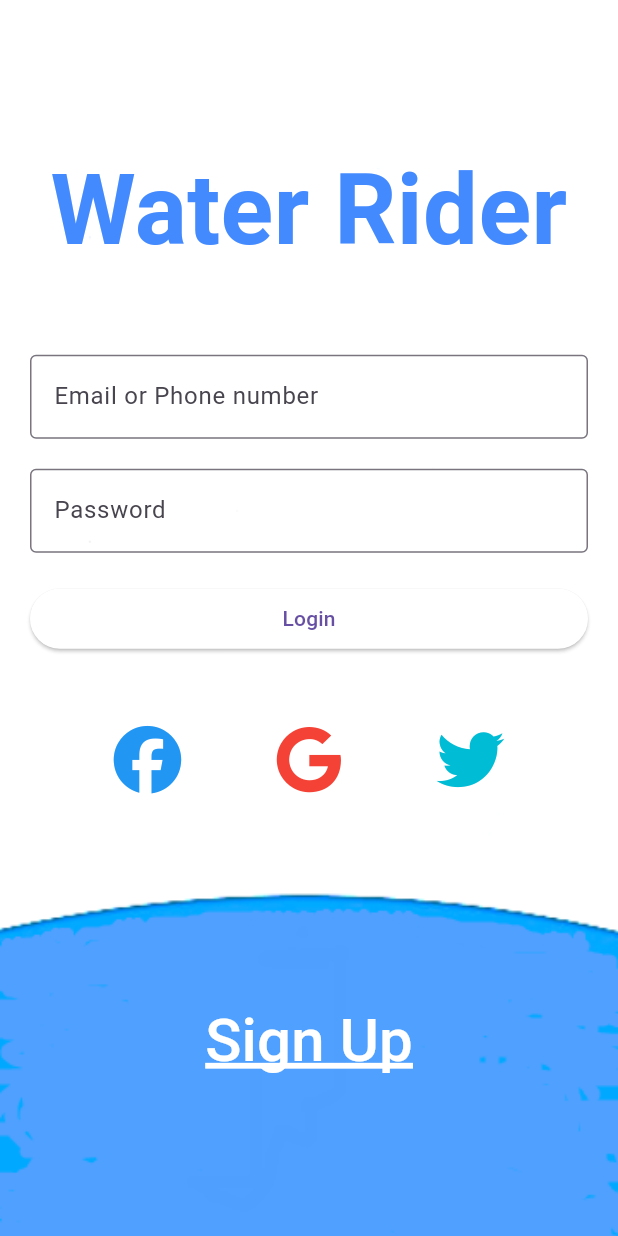
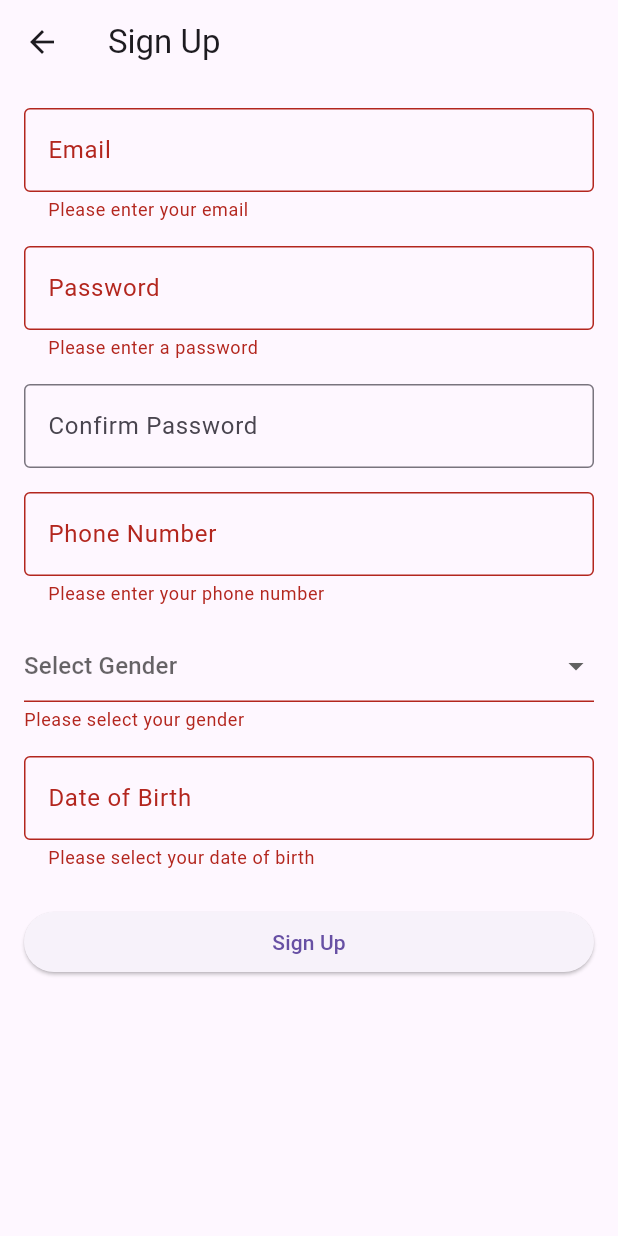
Before and after one commit to mohamed17803/waterriderdemo, a Flutter app: the screen it shows after launch, after a tap on "Sign Up", on a phone screen of 412 x 824 dp. Run offline on Flutter 3.47's test engine with Material 3 defaults, Android fonts, the phone set to English and light mode, and no system bars; our stand-ins replace font_awesome_flutter; Roboto replaces fonts that are missing (Pacifico).

Commit message:
SCRUM-42 git commit -m "SCRUM-42 <message>"

```diff
--- a/lib/main.dart
+++ b/lib/main.dart
@@ -1,28 +1,35 @@
 // ignore_for_file: unused_import
 
+// Importing necessary Flutter material components.
 import 'package:flutter/material.dart';
-import 'screens/login_screen.dart';
-import 'screens/splash_screen.dart';
+// Importing the sign-up screen used in the application.
+import 'screens/signup_screen.dart';
 
-
+// The main function is the entry point of the Flutter application.
 void main() {
   runApp(const MyApp());
 }
 
+// MyApp is the root widget of the application.
 class MyApp extends StatelessWidget {
+  // Constructor for MyApp with a key parameter.
   const MyApp({super.key});
 
   @override
+  // The build method describes the part of the user interface represented by this widget.
   Widget build(BuildContext context) {
     return MaterialApp(
+      // The title of the application, shown in the task manager.
       title: 'Water Riders',
+      // ThemeData allows defining the theme of the application.
       theme: ThemeData(
         primarySwatch: Colors.blue,
         visualDensity: VisualDensity.adaptivePlatformDensity,
-        fontFamily: 'Pacifico', // Apply 'Pacifico' font as the default for the app
+        // Setting a custom font for the entire application.
+        fontFamily: 'Pacifico',
       ),
-      // Set the initial route to SplashScreen
-      home: SplashScreen(), // Ensure SplashScreen is defined in splash_screen.dart
+      // The initial route that the app will display on startup.
+      home: const SignUpScreen(), // Set SignUpScreen as the home route
     );
   }
 }
--- a/lib/screens/signup_screen.dart
+++ b/lib/screens/signup_screen.dart
@@ -0,0 +1,185 @@
+
+import 'package:flutter/material.dart';
+import 'login_screen.dart'; // Import your login screen
+
+class SignUpScreen extends StatefulWidget {
+  final VoidCallback? onSignUpComplete;
+
+  const SignUpScreen({Key? key, this.onSignUpComplete}) : super(key: key);
+
+  @override
+  _SignUpScreenState createState() => _SignUpScreenState();
+}
+
+class _SignUpScreenState extends State<SignUpScreen> {
+  final _formKey = GlobalKey<FormState>();
+  final _emailController = TextEditingController();
+  final _passwordController = TextEditingController();
+  final _confirmPasswordController = TextEditingController();
+  final _phoneController = TextEditingController();
+  DateTime? _dateOfBirth; // For storing the date of birth
+
+  @override
+  void dispose() {
+    _emailController.dispose();
+    _passwordController.dispose();
+    _confirmPasswordController.dispose();
+    _phoneController.dispose();
+    super.dispose();
+  }
+
+  void _onSignUp() {
+    if (_formKey.currentState!.validate()) {
+      // Assuming this is where your sign-up logic would go
+      // ...
+
+      // Call the onSignUpComplete callback when the sign-up process is complete
+      widget.onSignUpComplete?.call();
+    }
+  }
+
+  Future<void> _selectDateOfBirth(BuildContext context) async {
+    final DateTime? picked = await showDatePicker(
+      context: context,
+      initialDate: _dateOfBirth ?? DateTime.now(),
+      firstDate: DateTime(1900),
+      lastDate: DateTime.now(),
+    );
+    if (picked != null && picked != _dateOfBirth) {
+      setState(() {
+        _dateOfBirth = picked;
+      });
+    }
+  }
+
+  @override
+  Widget build(BuildContext context) {
+    final size = MediaQuery.of(context).size;
+
+    return Scaffold(
+      appBar: AppBar(
+        title: const Text('Sign Up'),
+        leading: IconButton(
+          icon: const Icon(Icons.arrow_back),
+          onPressed: () => Navigator.pop(context),
+        ),
+      ),
+      body: SingleChildScrollView(
+        child: Container(
+          padding: const EdgeInsets.all(16.0),
+          child: Form(
+            key: _formKey,
+            child: Column(
+              crossAxisAlignment: CrossAxisAlignment.stretch,
+              children: <Widget>[
+                TextFormField(
+                  controller: _emailController,
+                  decoration: const InputDecoration(
+                    labelText: 'Email',
+                    border: OutlineInputBorder(),
+                  ),
+                  validator: (value) {
+                    if (value == null || value.isEmpty) {
+                      return 'Please enter your email';
+                    }
+                    if (!value.contains('@')) {
+                      return 'Please enter a valid email';
+                    }
+                    return null;
+                  },
+                ),
+                const SizedBox(height: 16.0),
+                TextFormField(
+                  controller: _passwordController,
+                  obscureText: true,
+                  decoration: const InputDecoration(
+                    labelText: 'Password',
+                    border: OutlineInputBorder(),
+                  ),
+                  validator: (value) {
+                    if (value == null || value.isEmpty) {
+                      return 'Please enter a password';
+                    }
+                    return null;
+                  },
+                ),
+                const SizedBox(height: 16.0),
+                TextFormField(
+                  controller: _confirmPasswordController,
+                  obscureText: true,
+                  decoration: const InputDecoration(
+                    labelText: 'Confirm Password',
+                    border: OutlineInputBorder(),
+                  ),
+                  validator: (value) {
+                    if (value != _passwordController.text) {
+                      return 'Passwords do not match';
+                    }
+                    return null;
+                  },
+                ),
+                const SizedBox(height: 16.0),
+                TextFormField(
+                  controller: _phoneController,
+                  decoration: const InputDecoration(
+                    labelText: 'Phone Number',
+                    border: OutlineInputBorder(),
+                  ),
+                  validator: (value) {
+                    if (value == null || value.isEmpty) {
+                      return 'Please enter your phone number';
+                    }
+                    return null;
+                  },
+                ),
+                const SizedBox(height: 16.0),
+                DropdownButtonFormField<String>(
+                  value: null,
+                  hint: const Text('Select Gender'),
+                  onChanged: (String? newValue) {},
+                  items: <String>['Male', 'Female']
+                      .map<DropdownMenuItem<String>>((String value) {
+                    return DropdownMenuItem<String>(
+                      value: value,
+                      child: Text(value),
+                    );
+                  }).toList(),
+                  validator: (value) {
+                    if (value == null || value.isEmpty) {
+                      return 'Please select your gender';
+                    }
+                    return null;
+                  },
+                ),
+                const SizedBox(height: 16.0),
+                TextFormField(
+                  decoration: const InputDecoration(
+                    labelText: 'Date of Birth',
+                    border: OutlineInputBorder(),
+                  ),
+                  controller: TextEditingController(text: _dateOfBirth != null ? '${_dateOfBirth!.toLocal()}'.split(' ')[0] : ''),
+                  onTap: () {
+                    FocusScope.of(context).requestFocus(new FocusNode()); // Prevent keyboard from appearing
+                    _selectDateOfBirth(context); // Call method to show the date picker
+                  },
+                  validator: (value) {
+                    if (_dateOfBirth == null) {
+                      return 'Please select your date of birth';
+                    }
+                    return null;
+                  },
+                ),
+                const SizedBox(height: 24.0),
+                ElevatedButton(
+                  onPressed: _onSignUp,
+                  child: const Text('Sign Up'),
+                ),
+                // Other UI elements (social sign-up buttons, etc.)
+              ],
+            ),
+          ),
+        ),
+      ),
+    );
+  }
+}
--- a/pubspec.yaml
+++ b/pubspec.yaml
@@ -65,6 +65,7 @@ flutter:
   assets:
      - images/login_background.png
      - images/water_rider_logo.png
+     - images/Signup_background.png
 
 
 
```
